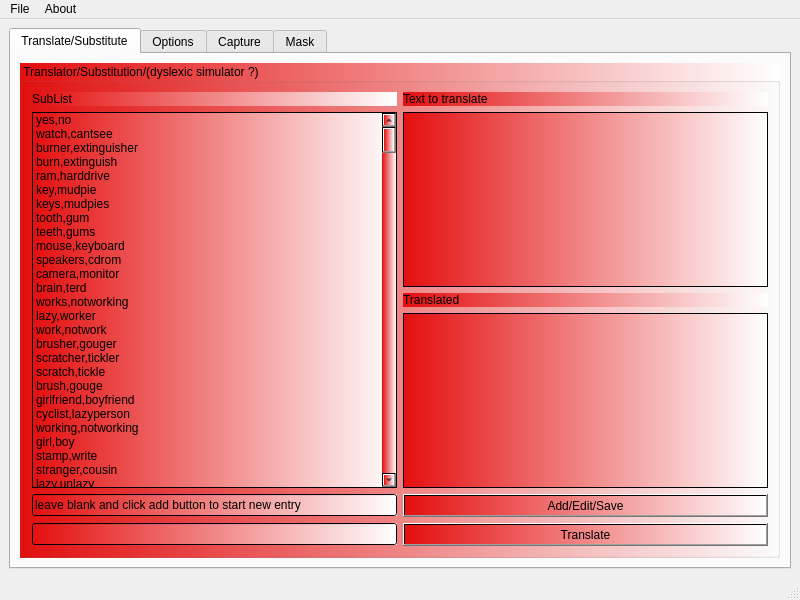
Above: mainwindow.ui from netpipe/RightHand before the change. Below: the same form after it.
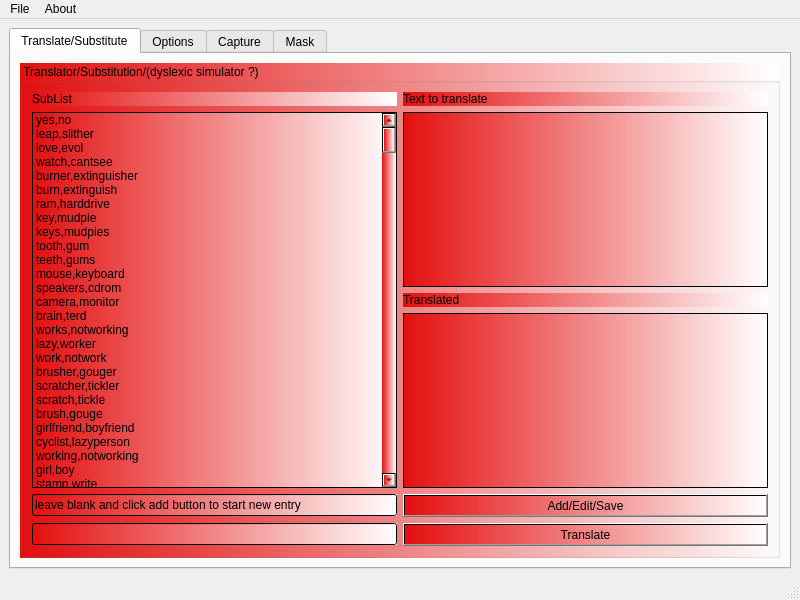
That is the form after the change.

```diff
--- a/mainwindow.ui
+++ b/mainwindow.ui
@@ -98,6 +98,16 @@
                <string>yes,no</string>
               </property>
              </item>
+             <item>
+              <property name="text">
+               <string>leap,slither</string>
+              </property>
+             </item>
+             <item>
+              <property name="text">
+               <string>love,evol</string>
+              </property>
+             </item>
              <item>
               <property name="text">
                <string>watch,cantsee</string>
```
